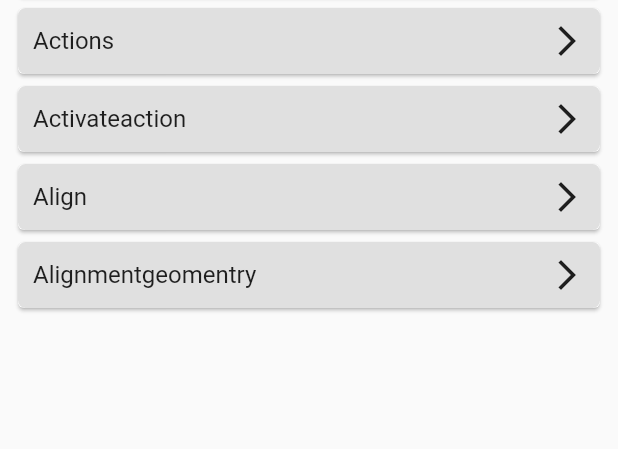
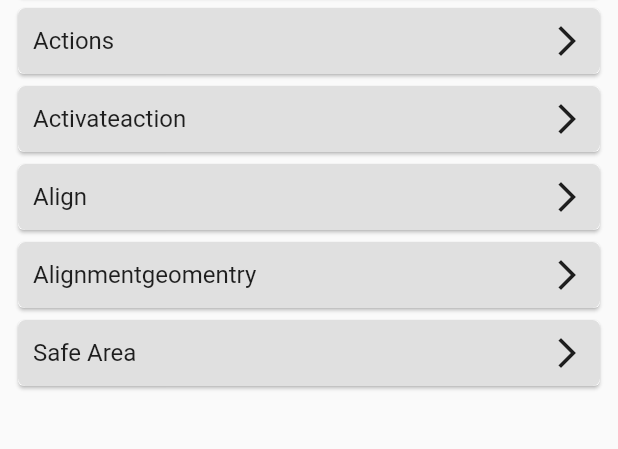
Before and after one commit to ChhailengTim/flutter_libraries, a Flutter app: the screen it shows after launch, on a phone screen of 412 x 824 dp, the part 556-1005 px from its top. Run offline on Flutter 3.47's test engine with Material 2 defaults, Android fonts, the phone set to English and light mode, and no system bars; our stand-ins replace dio, get.

Commit message:
safe area

```diff
--- a/lib/navigations/get_route.dart
+++ b/lib/navigations/get_route.dart
@@ -2,6 +2,7 @@ import 'package:flutter_libraries/class_a/view/action_listener.dart';
 import 'package:flutter_libraries/class_a/view/actions.dart';
 import 'package:flutter_libraries/class_a/view/viewa.dart';
 import 'package:flutter_libraries/navigations/navigations.dart';
+import 'package:flutter_libraries/widgetoftheweek/view/view.dart';
 import 'package:get/get.dart';
 
 class GetRoutes extends RouteName {
@@ -18,6 +19,9 @@ class GetRoutes extends RouteName {
         GetPage(name: actionListener, page: () => const ActionListenerScreen()),
         GetPage(name: actions, page: () => const ActionScreen()),
         GetPage(name: activateaction, page: () => const AtivatactionScreen()),
-        GetPage(name: alignmentGeomentryScreen, page: () => const AlignmentGeomentryScreen()),
+        GetPage(
+            name: alignmentGeomentryScreen,
+            page: () => const AlignmentGeomentryScreen()),
+        GetPage(name: safeAreaScreen, page: () => const SafeAreaScreen()),
       ];
 }
--- a/lib/navigations/route_name.dart
+++ b/lib/navigations/route_name.dart
@@ -10,4 +10,9 @@ class RouteName {
   String activateaction = '/activateaction';
   String alignScreen = '/alignScreen';
   String alignmentGeomentryScreen = '/alignmentGeomentryScreen';
+
+
+  // Widgets of the week
+  String safeAreaScreen = '/safeAreaScreen';
+
 }
--- a/lib/utils/config/style/app_text.dart
+++ b/lib/utils/config/style/app_text.dart
@@ -12,4 +12,7 @@ class AppText {
   String activateAction = 'activateAction'.capitalize!;
   String align = 'align'.capitalize!;
   String alignmentgeometry = 'alignmentgeomentry'.capitalize!;
+
+  // Widgets of the weeks
+  String safeArea = 'safe area'.capitalize!;
 }
--- a/lib/view/screen/dashbord.dart
+++ b/lib/view/screen/dashbord.dart
@@ -82,6 +82,12 @@ class DashbordScreen extends StatelessWidget {
                   routeToNamed(routeName: RouteName().alignmentGeomentryScreen);
                 },
               ),
+              ClassesCard(
+                title: appText.safeArea,
+                onTap: () {
+                  routeToNamed(routeName: RouteName().safeAreaScreen);
+                },
+              ),
             ],
           ),
         ),
--- /dev/null
+++ b/lib/widgetoftheweek/view/screen/screen.dart
@@ -0,0 +1 @@
+export 'w_safearea.dart';
--- /dev/null
+++ b/lib/widgetoftheweek/view/view.dart
@@ -0,0 +1,2 @@
+export 'screen/screen.dart';
+export 'widgets/widgets.dart';
```
Also changed, not shown: lib/widgetoftheweek/view/screen/w_safearea.dart (added, +33 -0 lines), lib/widgetoftheweek/model/model.dart (added), lib/widgetoftheweek/view/widgets/widgets.dart (added), lib/widgetoftheweek/view_model/view_model.dart (added).
